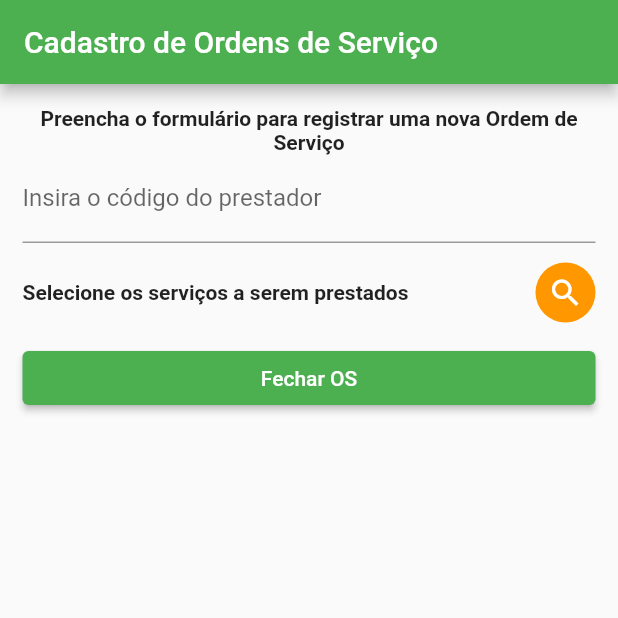
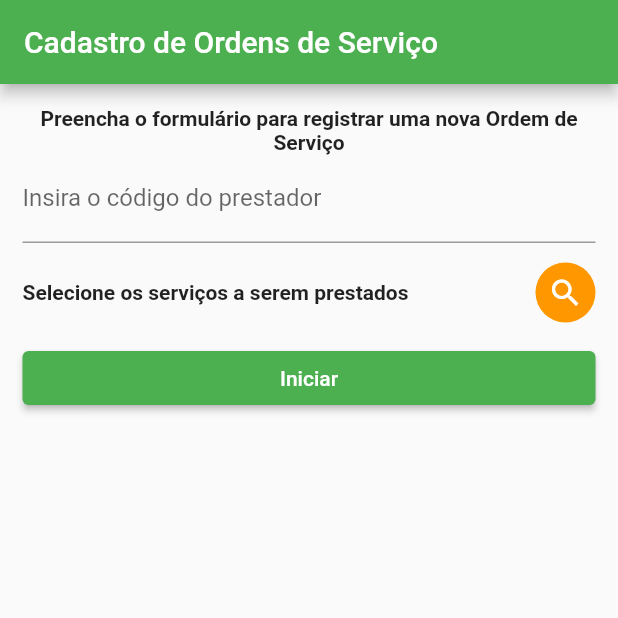
Before and after one commit to brunopedroza/9aojo-app, a Flutter app: the screen it shows after launch, on a phone screen of 412 x 824 dp, the top half of it. Run offline on Flutter 3.47's test engine with Material 2 defaults, Android fonts, the phone set to English and light mode, and no system bars; our stand-ins replace geolocator, get.

Commit message:
Adicionada a condicional e warning que não permite criar uma OS sem ID ou sem serviços selecionados

```diff
--- a/lib/model/ordemservico_location.dart
+++ b/lib/model/ordemservico_location.dart
@@ -3,22 +3,22 @@ import 'dart:convert';
 class OrdemServicoLocation {
   double latitude;
   double longitude;
-  DateTime localHora;
+  DateTime dataHora;
   OrdemServicoLocation({
     required this.latitude,
     required this.longitude,
-    required this.localHora,
+    required this.dataHora,
   });
 
   OrdemServicoLocation copyWith({
     double? latitude,
     double? longitude,
-    DateTime? localHora,
+    DateTime? dataHora,
   }) {
     return OrdemServicoLocation(
       latitude: latitude ?? this.latitude,
       longitude: longitude ?? this.longitude,
-      localHora: localHora ?? this.localHora,
+      dataHora: dataHora ?? this.dataHora,
     );
   }
 
@@ -26,7 +26,7 @@ class OrdemServicoLocation {
     return <String, dynamic>{
       'latitude': latitude,
       'longitude': longitude,
-      'localHora': localHora.millisecondsSinceEpoch,
+      'dataHora': dataHora.millisecondsSinceEpoch,
     };
   }
 
@@ -34,7 +34,7 @@ class OrdemServicoLocation {
     return OrdemServicoLocation(
       latitude: map['latitude'] as double,
       longitude: map['longitude'] as double,
-      localHora: DateTime.fromMillisecondsSinceEpoch(map['localHora'] as int),
+      dataHora: DateTime.fromMillisecondsSinceEpoch(map['dataHora'] as int),
     );
   }
 
@@ -45,7 +45,7 @@ class OrdemServicoLocation {
 
   @override
   String toString() =>
-      'OrdemServicoLocation(latitude: $latitude, longitude: $longitude, localHora: $localHora)';
+      'OrdemServicoLocation(latitude: $latitude, longitude: $longitude, dataHora: $dataHora)';
 
   @override
   bool operator ==(covariant OrdemServicoLocation other) {
@@ -53,10 +53,10 @@ class OrdemServicoLocation {
 
     return other.latitude == latitude &&
         other.longitude == longitude &&
-        other.localHora == localHora;
+        other.dataHora == dataHora;
   }
 
   @override
   int get hashCode =>
-      latitude.hashCode ^ longitude.hashCode ^ localHora.hashCode;
+      latitude.hashCode ^ longitude.hashCode ^ dataHora.hashCode;
 }
--- a/lib/pages/os_bind.dart
+++ b/lib/pages/os_bind.dart
@@ -1,11 +1,13 @@
 import 'package:abctechapp/controller/ordem_servico_controller.dart';
+import 'package:abctechapp/provider/ordemservico_provider.dart';
 import 'package:abctechapp/services/geolocation_service.dart';
+import 'package:abctechapp/services/ordemservico_service.dart';
 import 'package:get/get.dart';
 
 class OrdemServicoBind extends Bindings {
   @override
   void dependencies() {
-    Get.lazyPut<OrdemServicoController>(
-        () => OrdemServicoController(GeolocationService()));
+    Get.lazyPut<OrdemServicoController>(() => OrdemServicoController(
+        GeolocationService(), OrdemServicoService(OrdemServicoProvider())));
   }
 }
--- a/lib/pages/os_page.dart
+++ b/lib/pages/os_page.dart
@@ -15,16 +15,8 @@ class OrdemServicoPage extends GetView<OrdemServicoController> {
             ListTile(title: Text(servicos[index].nome)));
   }
 
-  @override
-  Widget build(BuildContext context) {
-    return Scaffold(
-        appBar: AppBar(
-          title: const Text('Cadastro de Ordens de Serviço'),
-        ),
-        body: Container(
-            constraints: const BoxConstraints.expand(),
-            padding: const EdgeInsets.all(15.0),
-            child: SingleChildScrollView(
+  Widget buildForm(BuildContext context) {
+    return SingleChildScrollView(
       child: Form(
         key: controller.formKey,
         child: Column(
@@ -35,15 +27,12 @@ class OrdemServicoPage extends GetView<OrdemServicoController> {
                     child: Text(
                   'Preencha o formulário para registrar uma nova Ordem de Serviço',
                   textAlign: TextAlign.center,
-                          style: TextStyle(
-                              fontSize: 14.0, fontWeight: FontWeight.bold),
+                  style: TextStyle(fontSize: 14.0, fontWeight: FontWeight.bold),
                 ))
               ]),
               TextFormField(
                 controller: controller.idPrestadorController,
-                        inputFormatters: [
-                          FilteringTextInputFormatter.digitsOnly
-                        ],
+                inputFormatters: [FilteringTextInputFormatter.digitsOnly],
                 keyboardType: TextInputType.number,
                 decoration: const InputDecoration(
                     labelText: "Insira o código do prestador"),
@@ -57,8 +46,7 @@ class OrdemServicoPage extends GetView<OrdemServicoController> {
                           'Selecione os serviços a serem prestados',
                           textAlign: TextAlign.left,
                           style: TextStyle(
-                                      fontSize: 14.0,
-                                      fontWeight: FontWeight.bold),
+                              fontSize: 14.0, fontWeight: FontWeight.bold),
                         ))),
                 Ink(
                     decoration: const ShapeDecoration(
@@ -78,12 +66,35 @@ class OrdemServicoPage extends GetView<OrdemServicoController> {
               Row(children: [
                 Expanded(
                     child: ElevatedButton(
-                                onPressed: () =>
-                                    controller.finishStartOrdemServico(),
-                                child: const Text('Fechar OS')))
+                        onPressed: () => controller.finishStartOrdemServico(),
+                        child: Obx(
+                          () {
+                            if (controller.screenState.value ==
+                                OrdemServicoState.criando) {
+                              return const Text('Iniciar');
+                            } else {
+                              return const Text('Finalizar');
+                            }
+                          },
+                        )))
               ]),
             ]),
       ),
-            )));
+    );
+  }
+
+  @override
+  Widget build(BuildContext context) {
+    return Scaffold(
+        appBar: AppBar(
+          title: const Text("Cadastro de Ordens de Serviço"),
+        ),
+        body: Container(
+            constraints: const BoxConstraints.expand(),
+            padding: const EdgeInsets.all(15.0),
+            child: controller.obx((state) => buildForm(context),
+                onLoading: const Center(
+                  child: CircularProgressIndicator(),
+                ))));
   }
 }
```
Also changed, not shown: lib/controller/ordem_servico_controller.dart (+78 -7 lines). Lines whose indentation alone changed are shown as unchanged.
